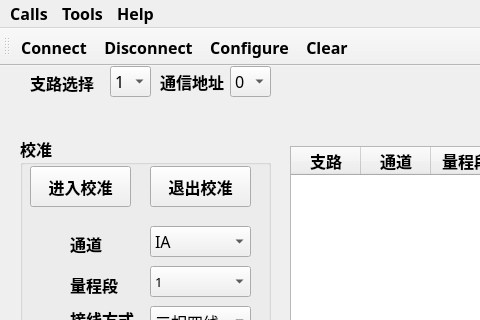
This is serial/mainwindow.ui in isliulin/QT43 as Qt 5 draws it before an edit; both pictures show x 0 to 480 and y 0 to 320 of the 757 by 492 pixel window. The edited form follows.
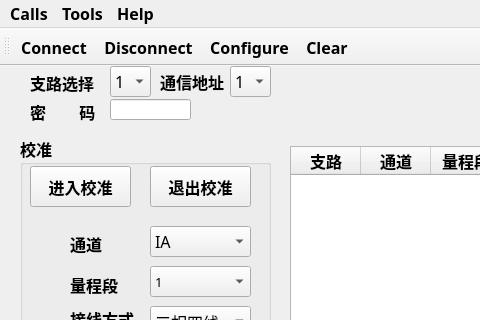
This is the edited form. Icons and pictures are not drawn.

```diff
--- a/serial/mainwindow.ui
+++ b/serial/mainwindow.ui
@@ -508,11 +508,6 @@
       <bold>false</bold>
      </font>
     </property>
-    <item>
-     <property name="text">
-      <string>0</string>
-     </property>
-    </item>
     <item>
      <property name="text">
       <string>1</string>
@@ -589,6 +584,36 @@
      </property>
     </item>
    </widget>
+   <widget class="QLabel" name="label_7">
+    <property name="geometry">
+     <rect>
+      <x>30</x>
+      <y>30</y>
+      <width>71</width>
+      <height>31</height>
+     </rect>
+    </property>
+    <property name="text">
+     <string>密        码</string>
+    </property>
+   </widget>
+   <widget class="QLineEdit" name="lEdit_pawd">
+    <property name="geometry">
+     <rect>
+      <x>110</x>
+      <y>33</y>
+      <width>81</width>
+      <height>21</height>
+     </rect>
+    </property>
+    <property name="font">
+     <font>
+      <family>宋体</family>
+      <weight>50</weight>
+      <bold>false</bold>
+     </font>
+    </property>
+   </widget>
   </widget>
   <widget class="QMenuBar" name="menuBar">
    <property name="geometry">
```
Left out of the diff: 7 changed lines with no effect on the pictures.
